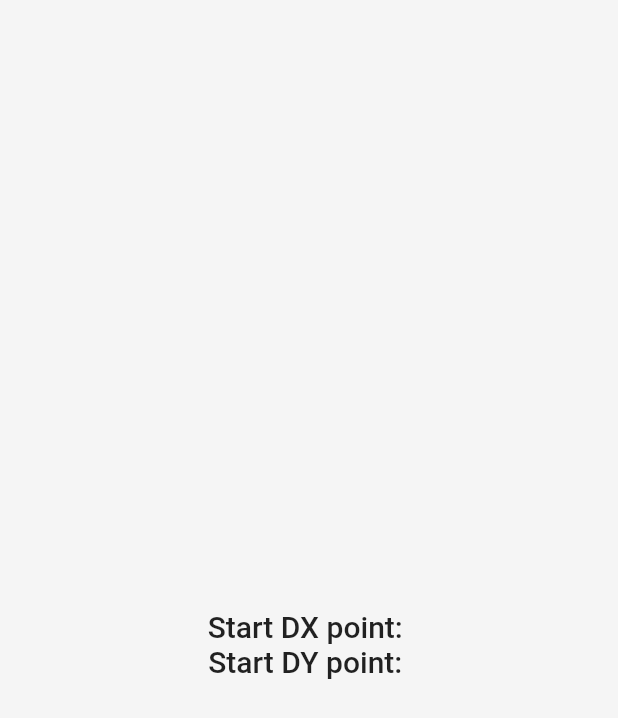
After one commit to Sabahat06/google-maps-flutter, a Flutter app: the screen it shows after launch, after a tap on "Draggable", on a phone screen of 412 x 824 dp. The commit adds this screen. Shown: the top 718 px of the screen. Run offline on Flutter 3.47's test engine with Material 2 defaults, Android fonts, the phone set to English and light mode, and no system bars; our stand-ins replace geolocator, get, google_maps_flutter, location; missing offline and left inert: flutter_google_places, geolocator_web, google_api_headers, google_maps_webservice, package_info_plus_web.

Commit message:
draggable_screen.dart added and draf=ggable functionality drag Container anywhere in the screen

```diff
--- a/lib/home_screen.dart
+++ b/lib/home_screen.dart
@@ -1,5 +1,6 @@
 import 'package:flutter/material.dart';
 import 'package:google_maps_flutter_tutorial/screens/current_location_screen.dart';
+import 'package:google_maps_flutter_tutorial/screens/draggable_screen.dart';
 import 'package:google_maps_flutter_tutorial/screens/product_screen.dart';
 import 'package:google_maps_flutter_tutorial/screens/search_places_screen.dart';
 import 'package:google_maps_flutter_tutorial/screens/simple_map_screen.dart';
@@ -84,6 +85,18 @@ class _HomeScreenState extends State<HomeScreen> {
                   child: const Center(child: Text("Get Product", style: TextStyle(fontSize: 16, color: Colors.white),)),
                 ),
               ),
+              const SizedBox(height: 10,),
+              GestureDetector(
+                onTap: () {
+                  Navigator.of(context).push(MaterialPageRoute(builder: (BuildContext context){return GestureDetectorPage();}));
+                },
+                child: Container(
+                  color: Colors.indigo,
+                  width: double.infinity,
+                  height: 45,
+                  child: const Center(child: Text("Draggable", style: TextStyle(fontSize: 16, color: Colors.white),)),
+                ),
+              ),
             ],
           ),
         ),
--- /dev/null
+++ b/lib/screens/draggable_screen.dart
@@ -0,0 +1,213 @@
+import 'package:flutter/cupertino.dart';
+import 'package:flutter/gestures.dart';
+import 'package:flutter/material.dart';
+
+class GestureDetectorPage extends StatelessWidget {
+  @override
+  Widget build(BuildContext context) {
+    return Scaffold(
+      body: Container(
+        color: Colors.grey[100],
+        width: double.infinity,
+        height: double.infinity,
+        child: MainContent(),
+      ),
+    );
+  }
+}
+
+class MainContent extends StatefulWidget {
+  @override
+  _MainContentState createState() => _MainContentState();
+}
+
+class _MainContentState extends State<MainContent> {
+  GlobalKey key = GlobalKey();
+
+  String dragDirection = '';
+  String startDXPoint = '';
+  String startDYPoint = '';
+  String dXPoint;
+  String dYPoint;
+  String velocity;
+
+  @override
+  Widget build(BuildContext context) {
+    return GestureDetector(
+      onHorizontalDragStart: _onHorizontalDragStartHandler,
+      onVerticalDragStart: _onVerticalDragStartHandler,
+      // onHorizontalDragUpdate: _onHorizontalDragUpdateHandler,
+      // onVerticalDragUpdate: _onVerticalDragUpdateHandler,
+      onHorizontalDragUpdate: _onDragUpdateHandler,
+      onVerticalDragUpdate: _onDragUpdateHandler,
+      onHorizontalDragEnd: _onDragEnd,
+      onVerticalDragEnd: _onDragEnd,
+      dragStartBehavior: DragStartBehavior.start, // default
+      behavior: HitTestBehavior.translucent,
+      onTap: () {
+        print("SINGLE TAP");
+      },
+      onDoubleTap: () {
+        print("DOUBLE TAB");
+      },
+      onLongPress: () {
+        print("LONG PRESS");
+      },
+      child: Stack(
+        children: [
+          this.startDXPoint == '' || this.startDXPoint == ''
+              ? Container()
+              : Positioned(
+              left: double.parse(this.startDXPoint),
+              top: double.parse(this.startDYPoint),
+              child: CircleAvatar(radius: 15, backgroundColor: Colors.greenAccent,)
+          ),
+          Container(
+            child: Center(
+                child: Column(
+                  mainAxisAlignment: MainAxisAlignment.center,
+                  children: <Widget>[
+                    Text(
+                      this.dragDirection,
+                      style: TextStyle(
+                        fontSize: 30,
+                        fontWeight: FontWeight.w700,
+                      ),
+                    ),
+                    Text(
+                      'Start DX point: ${this.startDXPoint}',
+                      style: TextStyle(
+                        fontSize: 20,
+                        fontWeight: FontWeight.w500,
+                      ),
+                    ),
+                    Text(
+                      'Start DY point: ${this.startDYPoint}',
+                      style: TextStyle(
+                        fontSize: 20,
+                        fontWeight: FontWeight.w500,
+                      ),
+                    ),
+                    velocity == null ? Container() : Text(
+                      'Velocity: ${this.velocity}',
+                      style: TextStyle(
+                        fontSize: 20,
+                        fontWeight: FontWeight.w500,
+                      ),
+                    ),
+                  ],
+                )
+            ),
+          ),
+        ],
+      ),
+    );
+  }
+
+  void _onHorizontalDragStartHandler(DragStartDetails details) {
+    setState(() {
+      this.dragDirection = "HORIZONTAL";
+      this.startDXPoint = '${details.globalPosition.dx.floorToDouble()}';
+      this.startDYPoint = '${details.globalPosition.dy.floorToDouble()}';
+    });
+  }
+
+  /// Track starting point of a vertical gesture
+  void _onVerticalDragStartHandler(DragStartDetails details) {
+    setState(() {
+      this.dragDirection = "VERTICAL";
+      this.startDXPoint = '${details.globalPosition.dx.floorToDouble()}';
+      this.startDYPoint = '${details.globalPosition.dy.floorToDouble()}';
+    });
+  }
+
+  void _onDragUpdateHandler(DragUpdateDetails details) {
+    setState(() {
+      this.dragDirection = "UPDATING";
+      this.startDXPoint = '${details.globalPosition.dx.floorToDouble()}';
+      this.startDYPoint = '${details.globalPosition.dy.floorToDouble()}';
+    });
+  }
+
+  /// Track current point of a gesture
+  void _onHorizontalDragUpdateHandler(DragUpdateDetails details) {
+    setState(() {
+      this.dragDirection = "HORIZONTAL UPDATING";
+      this.dXPoint = '${details.globalPosition.dx.floorToDouble()}';
+      this.dYPoint = '${details.globalPosition.dy.floorToDouble()}';
+      this.velocity = '';
+    });
+  }
+
+  /// Track current point of a gesture
+  void _onVerticalDragUpdateHandler(DragUpdateDetails details) {
+    setState(() {
+      this.dragDirection = "VERTICAL UPDATING";
+      this.dXPoint = '${details.globalPosition.dx.floorToDouble()}';
+      this.dYPoint = '${details.globalPosition.dy.floorToDouble()}';
+      this.velocity = '';
+    });
+  }
+
+  /// What should be done at the end of the gesture ?
+  void _onDragEnd(DragEndDetails details) {
+    double result = details.velocity.pixelsPerSecond.dx.abs().floorToDouble();
+    setState(() {
+      this.velocity = '$result';
+    });
+  }
+
+}
+
+//
+// import 'package:flutter/material.dart';
+//
+// class MyCustomPainterMain extends StatefulWidget {
+//   @override
+//   State createState() => new MyCustomPainterMainState();
+// }
+//
+// class MyCustomPainterMainState extends State<MyCustomPainterMain> {
+//   GlobalKey _paintKey = new GlobalKey();
+//   Offset _offset;
+//
+//   @override
+//   Widget build(BuildContext context) {
+//     return new Scaffold(
+//       appBar: new AppBar(
+//         title: new Text('CustomPaint example'),
+//       ),
+//       body: new Listener(
+//         onPointerDown: (PointerDownEvent event) {
+//           RenderBox referenceBox = _paintKey.currentContext.findRenderObject();
+//           Offset offset = referenceBox.globalToLocal(event.position);
+//           setState(() {
+//             _offset = offset;
+//           });
+//         },
+//         child: new CustomPaint(
+//           key: _paintKey,
+//           painter: new MyCustomPainter(_offset),
+//           child: new ConstrainedBox(
+//             constraints: new BoxConstraints.expand(),
+//           ),
+//         ),
+//       ),
+//     );
+//   }
+//
+// }
+//
+// class MyCustomPainter extends CustomPainter {
+//   final Offset _offset;
+//   MyCustomPainter(this._offset);
+//
+//   @override
+//   void paint(Canvas canvas, Size size) {
+//     if (_offset == null) return;
+//     canvas.drawCircle(_offset, 10.0, new Paint()..color = Colors.blue);
+//   }
+//
+//   @override
+//   bool shouldRepaint(MyCustomPainter other) => other._offset != _offset;
+// }
```
Also changed, not shown: 2 other files.
